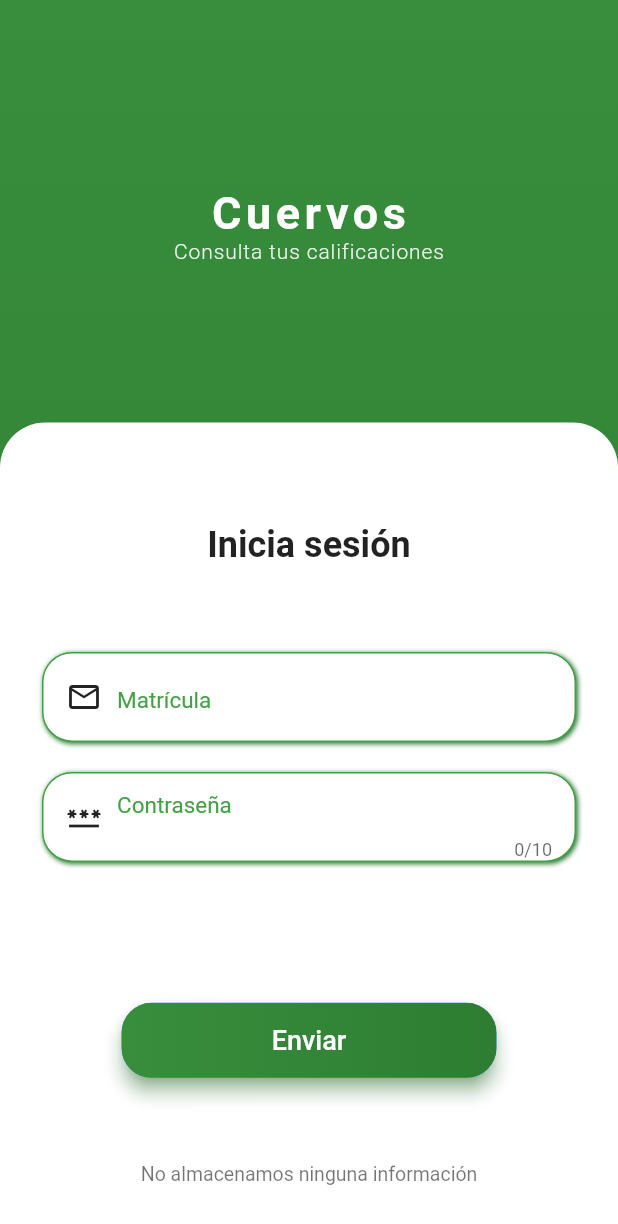
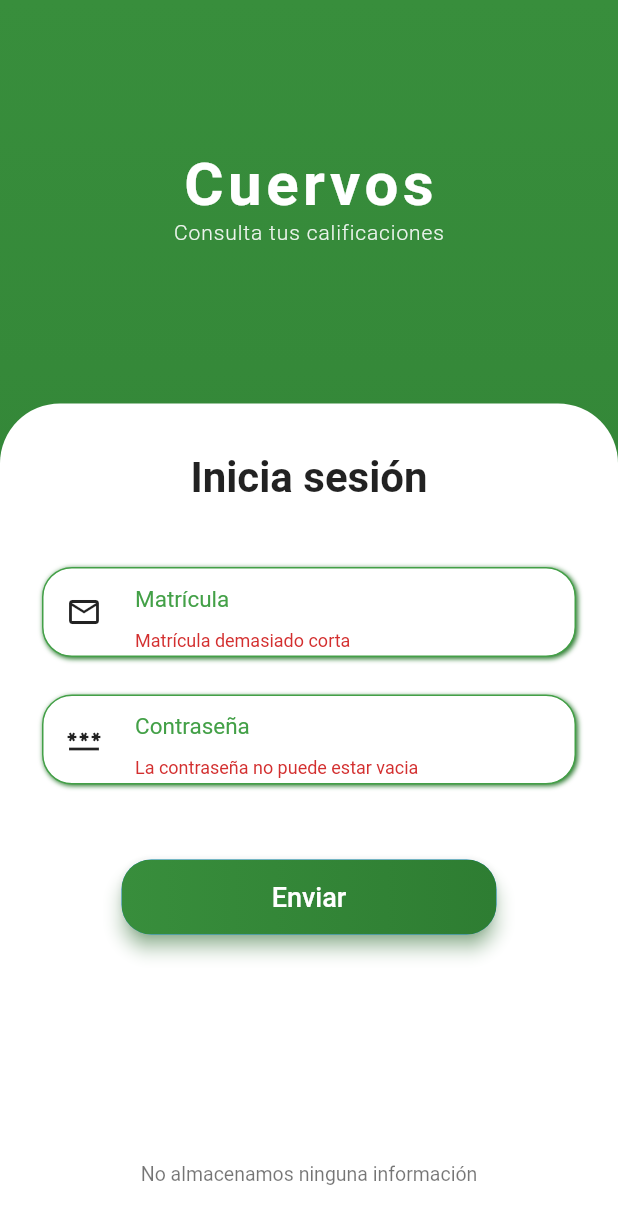
Before and after one commit to AngelFlower/cuervos_app, a Flutter app: the screen it shows after launch, after a tap on "Enviar", on a phone screen of 412 x 824 dp. Shown: the top 1224 px of the screen. Run offline on Flutter 3.47's test engine with Material 2 defaults, Android fonts, the light colour scheme and no system bars; our stand-ins replace flutter_secure_storage, flutter_svg, photo_view, share_plus, simple_animations; missing offline and left inert: admob_flutter.

Commit message:
refactor widgets and formvalidation

```diff
--- a/lib/pages/login_page.dart
+++ b/lib/pages/login_page.dart
@@ -1,13 +1,12 @@
 import 'package:cuervos_app/saiiut/login.dart';
 import 'package:flutter/material.dart';
 import 'package:cuervos_app/libs/fade_animation.dart';
-
 import 'package:flutter/painting.dart';
 import 'package:flutter/services.dart';
 import 'package:flutter/widgets.dart';
 
 class LoginPage extends StatefulWidget {
-  LoginPage({Key? key}) : super(key: key);
+  const LoginPage({Key? key}) : super(key: key);
 
   @override
   _LoginPageState createState() => _LoginPageState();
@@ -17,15 +16,6 @@ class _LoginPageState extends State<LoginPage> {
   TextEditingController matriculaController = TextEditingController();
   TextEditingController contrasenaController = TextEditingController();
   final _form = GlobalKey<FormState>();
-
-  bool _saveForm() {
-    final isValid = _form.currentState!.validate();
-
-    if (!isValid) {
-      return false;
-    }
-    return isValid;
-  }
 
   @override
   Widget build(BuildContext context) {
@@ -48,25 +38,18 @@ class _LoginPageState extends State<LoginPage> {
         children: [
           Container(
               margin: EdgeInsets.only(
-                  top: MediaQuery.of(context).size.height * 0.15),
+                  top: MediaQuery.of(context).size.height * 0.12),
               child: FadeAnimation(
                 2,
                 Column(
                   children: [
-                    // Padding(
-                    //   padding: const EdgeInsets.only(bottom: 30.0, right: 20.0),
-                    //   child: Image.asset(
-                    //     'assets/images/cuervo_perfil.png',
-                    //     width: MediaQuery.of(context).size.width * 0.2,
-                    //   ),
-                    // ),
                     Row(
                       mainAxisAlignment: MainAxisAlignment.center,
                       children: [
                         Text(
                           "Cuervos",
                           style: TextStyle(
-                            fontSize: 30,
+                            fontSize: 40,
                             fontWeight: FontWeight.bold,
                             color: Colors.white,
                             letterSpacing: 3,
@@ -86,14 +69,12 @@ class _LoginPageState extends State<LoginPage> {
               )),
           Expanded(
               child: Container(
-            width: double.infinity,
-            height: double.infinity,
             alignment: Alignment.center,
             decoration: const BoxDecoration(
                 color: Colors.white,
                 borderRadius: BorderRadius.only(
-                    topLeft: Radius.circular(30),
-                    topRight: Radius.circular(30))),
+                    topLeft: Radius.circular(40),
+                    topRight: Radius.circular(40))),
             margin:
                 EdgeInsets.only(top: MediaQuery.of(context).size.height * 0.13),
             child: _formulario(),
@@ -105,8 +86,8 @@ class _LoginPageState extends State<LoginPage> {
 
   Widget _formulario() {
     return SingleChildScrollView(
+      // ignore: sized_box_for_whitespace
       child: Container(
-        //color: Colors.red,
         height: MediaQuery.of(context).size.height * 0.68,
         child: Column(
           mainAxisAlignment: MainAxisAlignment.spaceBetween,
@@ -123,12 +104,15 @@ class _LoginPageState extends State<LoginPage> {
                   Text(
                     "Inicia sesión",
                     style: TextStyle(
-                      fontSize: 24,
+                      fontSize: 28,
                       fontWeight: FontWeight.bold,
                       color: Colors.black87,
                     ),
                   ),
                 )),
+            const SizedBox(
+              height: 20,
+            ),
             Form(
               key: _form,
               child: Column(
@@ -140,6 +124,9 @@ class _LoginPageState extends State<LoginPage> {
                       child: _inputMatricula(),
                     ),
                   ),
+                  const SizedBox(
+                    height: 5,
+                  ),
                   FadeAnimation(
                       1,
                       Padding(
@@ -150,19 +137,19 @@ class _LoginPageState extends State<LoginPage> {
               ),
             ),
             const SizedBox(
-              height: 15.0,
+              height: 40.0,
             ),
             FadeAnimation(
               2,
               _botonIniciarSesion(),
             ),
+            const Spacer(),
             FadeAnimation(
               2,
               Container(
                   width: double.infinity,
-                  height: 40,
                   alignment: Alignment.center,
-                  margin: const EdgeInsets.only(top: 10, bottom: 40),
+                  margin: const EdgeInsets.only(bottom: 40),
                   child: const Text(
                     "No almacenamos ninguna información",
                     style: TextStyle(color: Colors.black54, fontSize: 13),
@@ -186,7 +173,7 @@ class _LoginPageState extends State<LoginPage> {
               BoxShadow(
                   color: Colors.green.shade800,
                   blurRadius: 2,
-                  offset: Offset(1, 1))
+                  offset: const Offset(1, 1))
             ],
             color: Colors.white,
             borderRadius: const BorderRadius.all(Radius.circular(20))),
@@ -200,7 +187,7 @@ class _LoginPageState extends State<LoginPage> {
                 child: TextFormField(
                   controller: matriculaController,
                   validator: (text) {
-                    if (!(matriculaController.text.length > 5)) {
+                    if (!(text!.length > 5)) {
                       return "Matrícula demasiado corta";
                     }
                     return null;
@@ -238,7 +225,7 @@ class _LoginPageState extends State<LoginPage> {
               BoxShadow(
                   color: Colors.green.shade800,
                   blurRadius: 2,
-                  offset: Offset(1, 1)),
+                  offset: const Offset(1, 1)),
             ],
             color: Colors.white,
             borderRadius: const BorderRadius.all(Radius.circular(20))),
@@ -251,11 +238,9 @@ class _LoginPageState extends State<LoginPage> {
                 margin: const EdgeInsets.only(left: 10, top: 5),
                 alignment: Alignment.center,
                 child: TextFormField(
-                  maxLength: 10,
-                  maxLengthEnforcement: MaxLengthEnforcement.enforced,
                   controller: contrasenaController,
                   validator: (text) {
-                    if (contrasenaController.text.isEmpty) {
+                    if (text!.isEmpty) {
                       return "La contraseña no puede estar vacia";
                     }
                     return null;
@@ -285,11 +270,13 @@ class _LoginPageState extends State<LoginPage> {
       onPressed: () {
         //Navigator.push(
         //    context, MaterialPageRoute(builder: (context) => GradesPage()));
+        if (_form.currentState!.validate()) {
+          Login().login(
+              context: context,
+              matricula: matriculaController.text.toString(),
+              contrasena: contrasenaController.text.toString());
+        }
 
-        Login().login(
-            context: context,
-            matricula: matriculaController.text.toString(),
-            contrasena: contrasenaController.text.toString());
         //Navigator.pushNamed(context, '/home');
       },
       style: ElevatedButton.styleFrom(
--- a/lib/saiiut/login.dart
+++ b/lib/saiiut/login.dart
@@ -4,6 +4,7 @@ import 'package:http/http.dart' as http;
 
 class Login {
   final storage = const FlutterSecureStorage();
+
   void login(
       {required String matricula,
       required String contrasena,
@@ -30,10 +31,6 @@ class Login {
                     ),
                   ],
                 ));
-        // } else {
-        //   obtenerCalificaciones(datosUri, response, context);
-        // }
-        //});
       } else {
         storeCookie(response.headers['set-cookie'].toString());
         Navigator.pushReplacementNamed(context, '/home');
--- a/pubspec.yaml
+++ b/pubspec.yaml
@@ -45,6 +45,7 @@ dependencies:
   path_provider: ^2.0.8
   flutter_svg: ^1.0.0
   contained_tab_bar_view: ^0.8.0
+  provider: ^6.0.2
 
 dev_dependencies:
   flutter_test:
```
Also changed, not shown: pubspec.lock.
